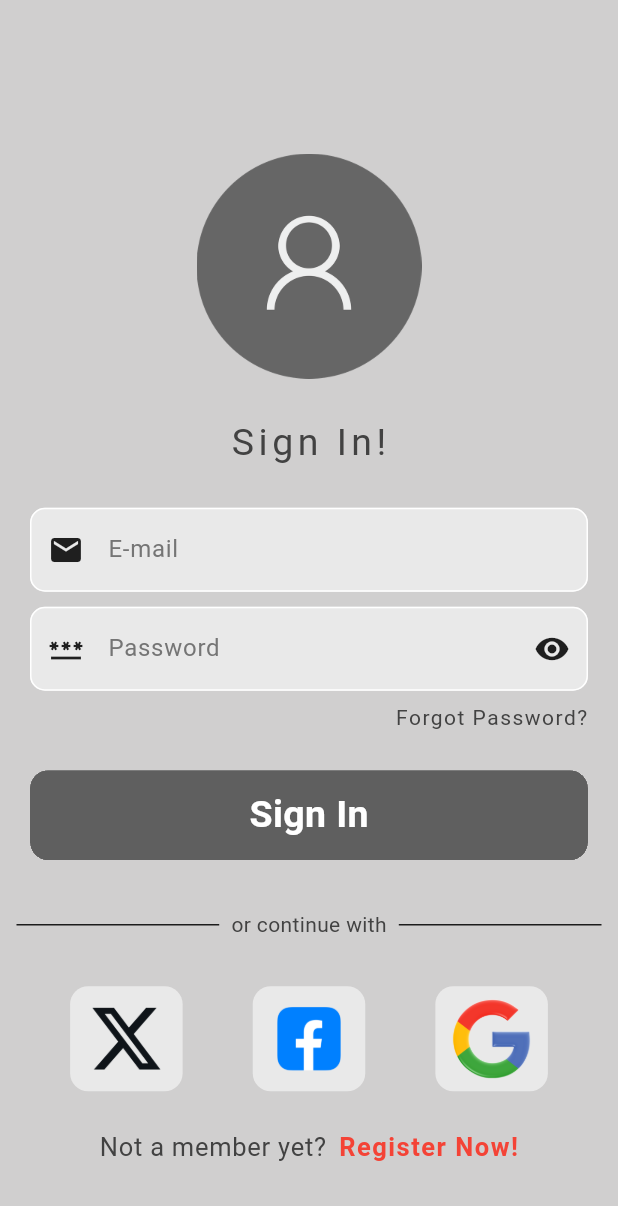
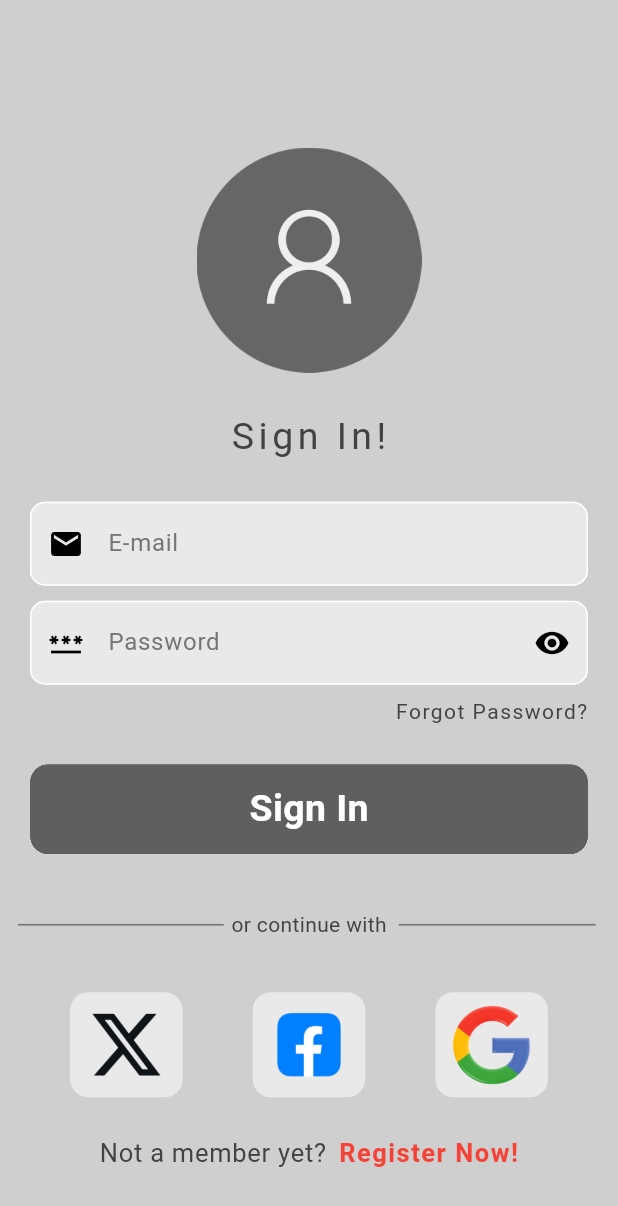
Before and after one commit to upahar-khatiwada/shopping-app, a Flutter app: the screen it shows after launch, on a phone screen of 412 x 824 dp. Shown: the top 1206 px of the screen. Run offline on Flutter 3.47's test engine with Material 3 defaults, Android fonts, the phone set to English and light mode, and no system bars; our stand-ins replace firebase_auth, firebase_core, flutter_dotenv, google_sign_in, hive_flutter; missing offline and left inert: flutter_facebook_auth, twitter_login; accounts and stored records are empty.

Commit message:
UI: Fixed theme issues in login page

```diff
--- a/lib/login_components/login_screens/forgot_password_page.dart
+++ b/lib/login_components/login_screens/forgot_password_page.dart
@@ -57,7 +57,7 @@ class _SignUpScreenState extends State<ForgotPasswordPage> {
   @override
   Widget build(BuildContext context) {
     return Scaffold(
-      appBar: AppBar(),
+      appBar: AppBar(iconTheme: const IconThemeData(color: Colors.black)),
       body: SingleChildScrollView(
         child: IntrinsicWidth(
           stepWidth: 600,
@@ -86,12 +86,14 @@ class _SignUpScreenState extends State<ForgotPasswordPage> {
                       ),
                       hintText: 'Enter your e-mail',
                       hintStyle: TextStyle(color: hintTextColor),
-                      prefixIcon: const Icon(Icons.mail),
+                      prefixIcon: const Icon(Icons.mail, color: Colors.black),
                       filled: true,
                       fillColor: fillColor,
                     ),
+                    style: const TextStyle(color: Colors.black),
                     controller: forgotEmailController,
                     cursorErrorColor: Colors.red,
+                    cursorColor: Colors.black,
                   ),
                 ),
                 const SizedBox(height: 15),
--- a/lib/login_components/login_screens/login_page.dart
+++ b/lib/login_components/login_screens/login_page.dart
@@ -81,6 +81,7 @@ class _LoginScreenState extends State<LoginScreen> {
   @override
   Widget build(BuildContext context) {
     return Scaffold(
+      backgroundColor: Theme.of(context).scaffoldBackgroundColor,
       body: Center(
         child: SingleChildScrollView(
           child: IntrinsicWidth(
@@ -122,15 +123,14 @@ class _LoginScreenState extends State<LoginScreen> {
                       ),
                       hintText: 'E-mail',
                       hintStyle: TextStyle(color: hintTextColor),
-                      prefixIcon: Icon(
-                        Icons.mail,
-                        color: Theme.of(context).colorScheme.inversePrimary,
-                      ),
+                      prefixIcon: const Icon(Icons.mail, color: Colors.black),
                       filled: true,
                       fillColor: fillColor,
                     ),
+                    style: const TextStyle(color: Colors.black),
                     controller: emailController,
                     cursorErrorColor: Colors.red,
+                    cursorColor: Colors.black,
                   ),
                 ),
                 const SizedBox(height: 10),
@@ -153,9 +153,9 @@ class _LoginScreenState extends State<LoginScreen> {
                       alignLabelWithHint: true,
                       hintText: 'Password',
                       hintStyle: TextStyle(color: hintTextColor),
-                      prefixIcon: Icon(
+                      prefixIcon: const Icon(
                         Icons.password,
-                        color: Theme.of(context).colorScheme.inversePrimary,
+                        color: Colors.black,
                       ),
                       suffixIcon: IconButton(
                         onPressed: () {
@@ -164,25 +164,20 @@ class _LoginScreenState extends State<LoginScreen> {
                           });
                         },
                         icon: isObscureText
-                            ? Icon(
-                                Icons.visibility,
-                                color: Theme.of(
-                                  context,
-                                ).colorScheme.inversePrimary,
-                              )
-                            : Icon(
+                            ? const Icon(Icons.visibility, color: Colors.black)
+                            : const Icon(
                                 Icons.visibility_off,
-                                color: Theme.of(
-                                  context,
-                                ).colorScheme.inversePrimary,
+                                color: Colors.black,
                               ),
                       ),
                     ),
+                    style: const TextStyle(color: Colors.black),
                     obscureText: isObscureText,
                     controller: passwordController,
                     enableSuggestions: false,
                     autofocus: false,
                     cursorErrorColor: Colors.red,
+                    cursorColor: Colors.black,
                   ),
                 ),
                 const SizedBox(height: 8),
@@ -238,16 +233,11 @@ class _LoginScreenState extends State<LoginScreen> {
                 ),
                 const SizedBox(height: 20),
                 Padding(
-                  padding: const EdgeInsets.all(8),
+                  padding: const EdgeInsets.all(12),
                   child: Row(
                     children: <Widget>[
                       Expanded(
-                        child: Divider(
-                          color: Theme.of(context).colorScheme.inversePrimary,
-                          // color: Colors.black87,
-                          indent: 3,
-                          endIndent: 3,
-                        ),
+                        child: Divider(color: dividerColor, thickness: 1.1),
                       ),
                       Padding(
                         padding: const EdgeInsets.all(5),
@@ -258,9 +248,10 @@ class _LoginScreenState extends State<LoginScreen> {
                       ),
                       Expanded(
                         child: Divider(
-                          color: Theme.of(context).colorScheme.inversePrimary,
+                          color: dividerColor,
                           indent: 3,
                           endIndent: 3,
+                          thickness: 1.1,
                         ),
                       ),
                     ],
--- a/lib/themes/light_mode.dart
+++ b/lib/themes/light_mode.dart
@@ -15,7 +15,7 @@ ThemeData lightMode = ThemeData(
     primary: Color(0xFFF5F5F5), // app background
     secondary: Color(0xFFE0E0E0), // subtle backgrounds/buttons
     tertiary: Color(0xFFBDBDBD), // outlines/dividers
-    inversePrimary: Colors.black87, // text color (dark)
+    inversePrimary: Colors.black, // text color (dark)
   ),
   scaffoldBackgroundColor: bgColor,
   appBarTheme: const AppBarTheme(color: bgColor, elevation: 0),
```
Also changed, not shown: lib/login_components/login_screens/sign_up_page.dart (+26 -8 lines).
